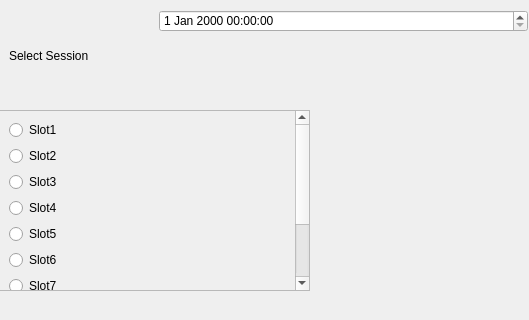
Qt form Kin-tech/d3_cup.ui (sankomil/Kin-tech-test) before a commit; both pictures show x 211 to 740 and y 0 to 320 of the 740 by 438 pixel window.
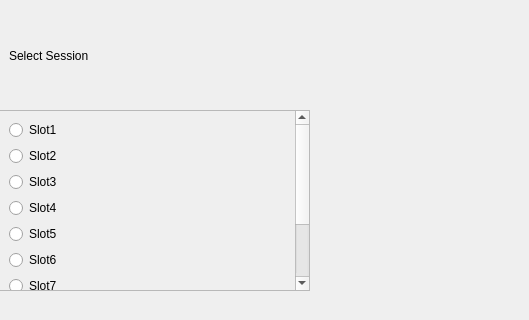
The same form after that commit.

Commit message: UI fixes for 'cup' screen

```diff
--- a/Kin-tech/d3_cup.ui
+++ b/Kin-tech/d3_cup.ui
@@ -29,16 +29,6 @@
     <string>Select Session</string>
    </property>
   </widget>
-  <widget class="QDateTimeEdit" name="dt">
-   <property name="geometry">
-    <rect>
-     <x>370</x>
-     <y>10</y>
-     <width>369</width>
-     <height>22</height>
-    </rect>
-   </property>
-  </widget>
   <widget class="QScrollArea" name="scrollArea">
    <property name="geometry">
     <rect>
@@ -177,6 +167,12 @@
      <height>89</height>
     </rect>
    </property>
+   <property name="sizePolicy">
+    <sizepolicy hsizetype="Preferred" vsizetype="Preferred">
+     <horstretch>0</horstretch>
+     <verstretch>0</verstretch>
+    </sizepolicy>
+   </property>
    <layout class="QHBoxLayout" name="horizontalLayout">
     <item>
      <widget class="QPushButton" name="pushButton">
```
Left out of the diff: 83 changed lines with no effect on the pictures. The commit also changes 4 other files.
